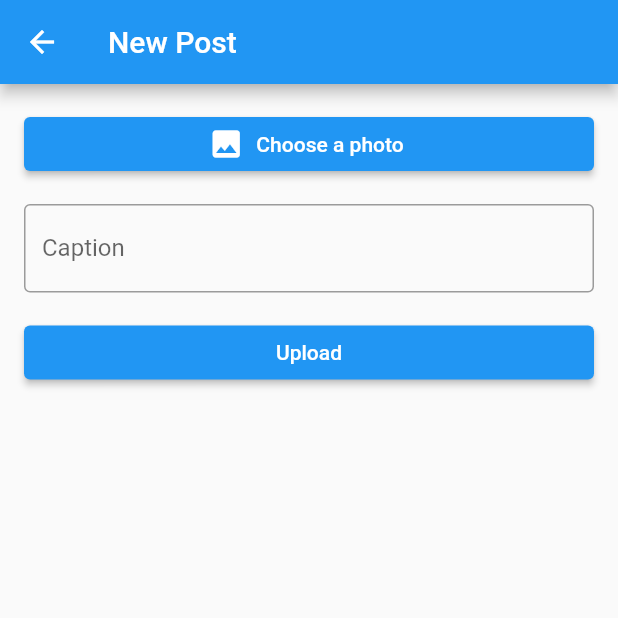
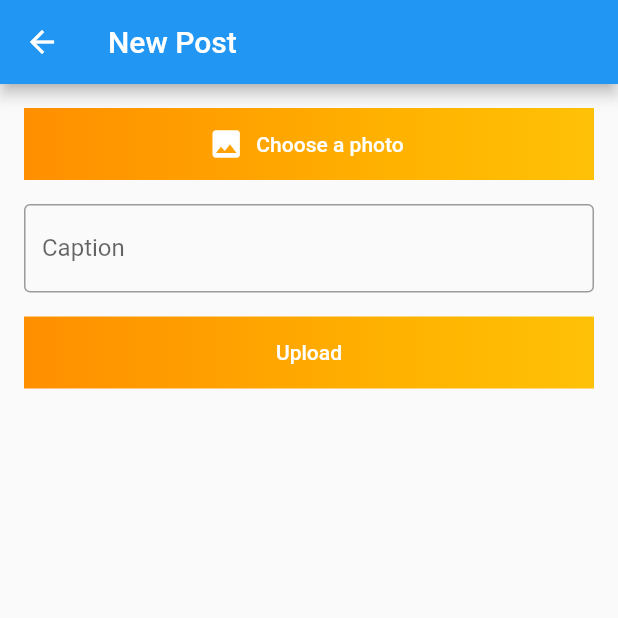
Before and after one commit to baljinder0630/paw_prints, a Flutter app: the MyHomePage screen opened directly with empty values, after a tap on the "add a photo" icon, on a phone screen of 412 x 824 dp, the top half of it. Run offline on Flutter 3.47's test engine with Material 2 defaults, Android fonts, the phone set to English and light mode, and no system bars; our stand-ins replace animated_bottom_navigation_bar, carousel_slider, cloud_firestore, firebase_auth, firebase_core, firebase_storage and 8 more; missing offline and left inert: dart:ffi; accounts and stored records are empty; network calls fail; project files that could hold a hidden picture were left out.

Commit message:
my commit

```diff
--- a/lib/Pages/AddPost.dart
+++ b/lib/Pages/AddPost.dart
@@ -137,10 +137,29 @@ class _AddPostState extends State<AddPost> {
                   Image.file(_imageFile!),
                   const SizedBox(height: 16),
                 ],
-                ElevatedButton.icon(
+                DecoratedBox(
+                  decoration: BoxDecoration(
+                    gradient: LinearGradient(
+                      colors: [
+                        Colors.amber.shade800,
+                        Colors.amber.shade700,
+                        Colors.amber.shade600,
+                        Colors.amber.shade500
+                      ]
+                    ),
+                  ),
+                  child: ElevatedButton.icon(
+                    style: ElevatedButton.styleFrom(
+                      primary: Colors.transparent,
+                      onSurface: Colors.transparent,
+                      shadowColor: Colors.transparent,
+                      //make color or elevated button transparent
+                    ),
                     onPressed: _getImage,
                     icon: const Icon(Icons.photo),
                     label: const Text('Choose a photo'),
+
+                  ),
                 ),
                 const SizedBox(height: 16),
                 TextFormField(
@@ -157,11 +176,29 @@ class _AddPostState extends State<AddPost> {
                   ),
                 ),
                 const SizedBox(height: 16),
-                ElevatedButton(
+                DecoratedBox(
+                  decoration: BoxDecoration(
+                    gradient: LinearGradient(
+                        colors: [
+                          Colors.amber.shade800,
+                          Colors.amber.shade700,
+                          Colors.amber.shade600,
+                          Colors.amber.shade500
+                        ]
+                    ),
+                  ),
+                  child: ElevatedButton(
+                    style: ElevatedButton.styleFrom(
+                      primary: Colors.transparent,
+                      onSurface: Colors.transparent,
+                      shadowColor: Colors.transparent,
+                      //make color or elevated button transparent
+                    ),
                     onPressed: _isUploading ? null : _uploadPost,
                     child: _isUploading
                         ? const CircularProgressIndicator()
                         : const Text('Upload'),
+                  ),
                 ),
               ],
             ),
--- a/lib/Pages/HomePage.dart
+++ b/lib/Pages/HomePage.dart
@@ -12,6 +12,7 @@ import 'package:paw_prints/Pages/page0.dart';
 import 'package:paw_prints/Pages/page1.dart';
 import 'package:paw_prints/Pages/settingPage.dart';
 import 'package:paw_prints/main.dart';
+import 'package:simple_gradient_text/simple_gradient_text.dart';
 
 class MyHomePage extends StatefulWidget {
   UserModel userModel;
@@ -45,7 +46,18 @@ class _MyHomePageState extends State<MyHomePage> {
                     },
                     icon: Icon(Icons.logout))
               ],
-              title: Text("Paw Prints"),
+              title: GradientText(
+                'Paw Prints',
+                style: TextStyle(
+                  fontWeight: FontWeight.bold,
+                ),
+                colors: [
+                  Colors.amber.shade800,
+                  Colors.amber.shade700,
+                  Colors.amber.shade600,
+                  Colors.amber.shade500
+                ],
+              ),
             ),
 
             //
@@ -53,12 +65,27 @@ class _MyHomePageState extends State<MyHomePage> {
             floatingActionButton: FloatingActionButton(
               tooltip: "Want to donate Pet?",
               backgroundColor: Theme.of(context).primaryColor,
+
               onPressed: (() {
                 Navigator.push(context, MaterialPageRoute(builder: ((context) {
                   return DonatePet(usermodel: widget.userModel);
                 })));
               }),
-              child: Icon(Icons.add),
+              child: Container(child: Icon(Icons.add),
+              height: 60,
+              width: 60,
+                decoration: BoxDecoration(
+                  shape: BoxShape.circle,
+                  gradient: LinearGradient(
+                    colors: [
+                      Colors.amber.shade800,
+                      Colors.amber.shade700,
+                      Colors.amber.shade600,
+                      Colors.amber.shade500
+                    ]
+                  )
+                ),
+              ),
             ),
             floatingActionButtonLocation:
                 FloatingActionButtonLocation.centerDocked,
```
Lines whose indentation alone changed are shown as unchanged.
